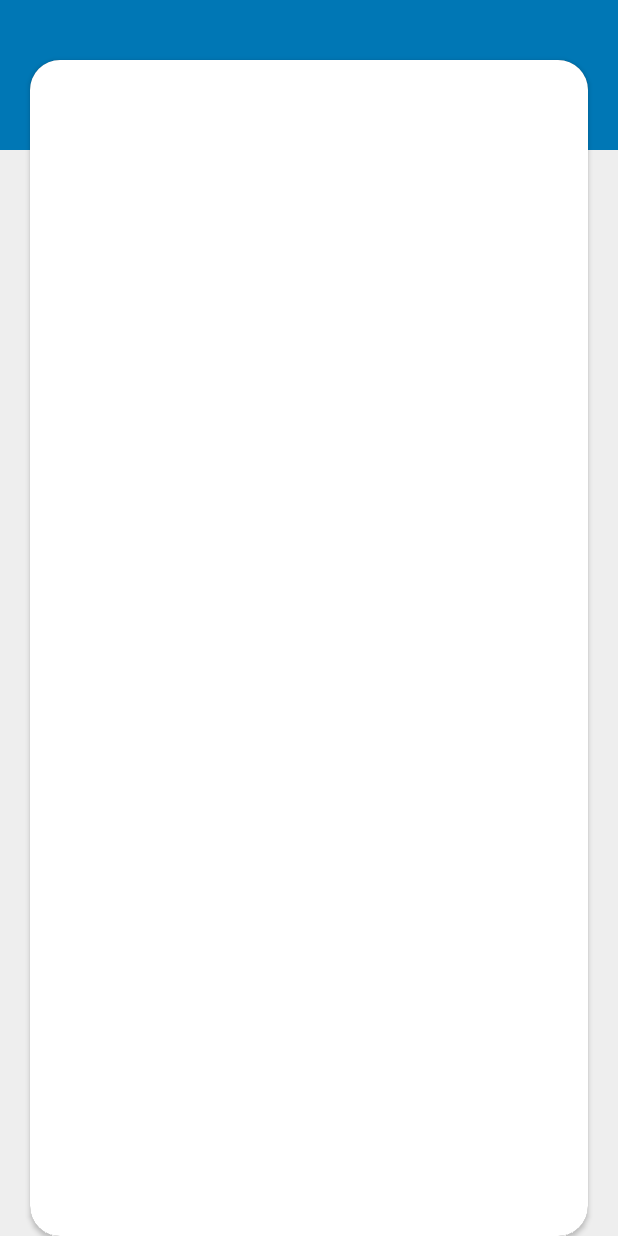
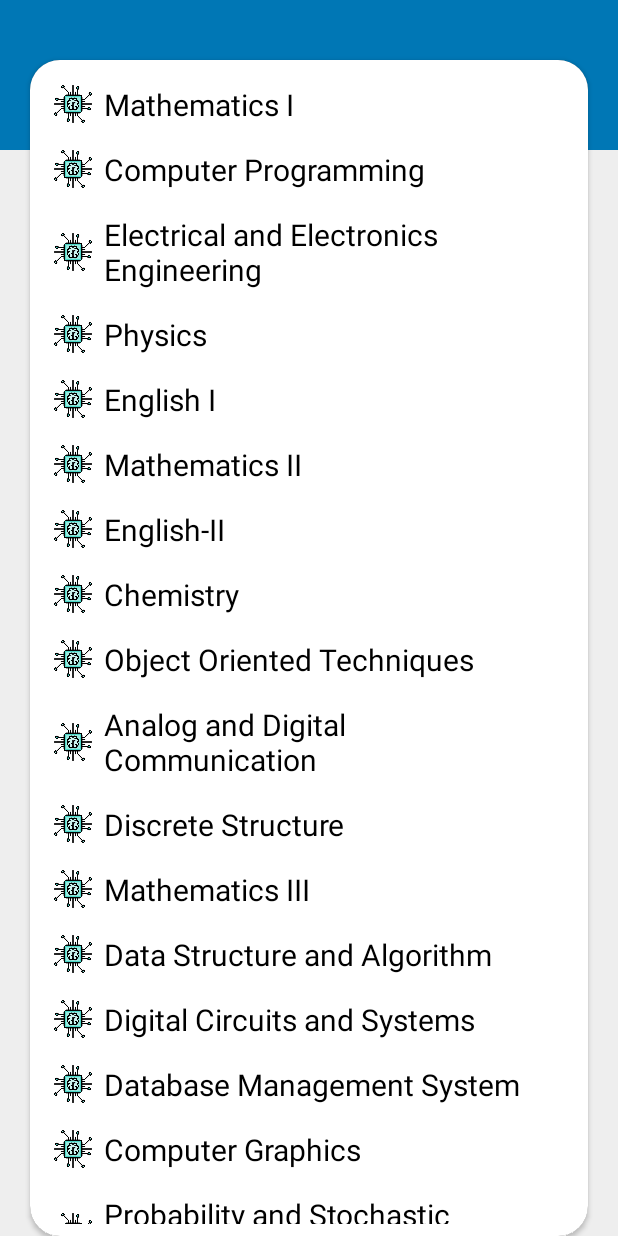
Before and after one commit to samyak-uttam/NSUT-Resources, an Android app: the screen it shows after launch (onNavItemsSelected), after a tap on "IT", on a phone screen of 412 x 824 dp. Run offline under Robolectric (Android 15) with nearby library versions, the phone set to English and light mode, and no system bars.

Commit message:
subject adpater implemented and few minor changes

```diff
--- a/app/src/main/java/com/example/nsutallin1/Activity/NoticesActivity.java
+++ b/app/src/main/java/com/example/nsutallin1/Activity/NoticesActivity.java
@@ -44,9 +44,9 @@ public class NoticesActivity extends AppCompatActivity implements LoaderCallback
         notices = new ArrayList<>();
 
         mRecyclerView = findViewById(R.id.notices_rec_view);
-        mRecyclerView.setLayoutManager(new LinearLayoutManager(NoticesActivity.this));
+        mRecyclerView.setLayoutManager(new LinearLayoutManager(this));
 
-        mEmptyStateTextView =(TextView) findViewById(R.id.empty_list_view);
+        mEmptyStateTextView = findViewById(R.id.empty_list_view);
 
         mNoticeAdapter = new NoticeAdapter(notices, this);
         mRecyclerView.setAdapter(mNoticeAdapter);
--- a/app/src/main/java/com/example/nsutallin1/Activity/onNavItemsSelected.java
+++ b/app/src/main/java/com/example/nsutallin1/Activity/onNavItemsSelected.java
@@ -9,40 +9,168 @@ import androidx.recyclerview.widget.LinearLayoutManager;
 import androidx.recyclerview.widget.RecyclerView;
 
 
+import com.example.nsutallin1.Adapter.SubjectAdapter;
 import com.example.nsutallin1.Class.Data;
+import com.example.nsutallin1.Class.Subject;
 import com.example.nsutallin1.R;
 
 import java.util.ArrayList;
 
 public class onNavItemsSelected extends AppCompatActivity {
 
-    String selectedBranch;
-    String navSelection;
+    private String selectedBranch;
+    private String navSelection;
+    private SubjectAdapter mAdapter;
+    private RecyclerView mRecyclerView;
+
+    private static ArrayList<Subject> coeSubs, itSubs, eceSubs, iceSubs, meSubs, mpaeSubs, btSubs;
+
     @Override
     protected void onCreate(Bundle savedInstanceState) {
         super.onCreate(savedInstanceState);
 
         setContentView(R.layout.on_nav_items_selected);
 
-        Intent intent=getIntent();
-        if (intent.hasExtra("barnchName") && intent.hasExtra("navSelectedItem"))
-        {
-            selectedBranch=intent.getStringExtra("branchName");
-            navSelection=intent.getStringExtra("navSelectedItem");
+        coeSubs = new ArrayList<>();
+        itSubs = new ArrayList<>();
+        eceSubs = new ArrayList<>();
+        iceSubs = new ArrayList<>();
+        meSubs = new ArrayList<>();
+        mpaeSubs = new ArrayList<>();
+        btSubs = new ArrayList<>();
+
+        assignSubjects();
+
+        Intent intent = getIntent();
+        if (intent.hasExtra("branchName") && intent.hasExtra("navSelectedItem")) {
+            selectedBranch = intent.getStringExtra("branchName");
+            navSelection = intent.getStringExtra("navSelectedItem");
         }
 
-        RecyclerView RecyclerView_notes=findViewById(R.id.rv_notes);
-        LinearLayoutManager linearLayoutManager;
-        linearLayoutManager = new LinearLayoutManager(this);
-        RecyclerView_notes.setLayoutManager(linearLayoutManager);
+        mRecyclerView = findViewById(R.id.rv_notes);
+        mRecyclerView.setLayoutManager(new LinearLayoutManager(this));
+
+        switch (selectedBranch) {
+            case "COE":
+                mAdapter = new SubjectAdapter(coeSubs, this);
+                break;
+            case "IT":
+                mAdapter = new SubjectAdapter(itSubs, this);
+                break;
+            case "ECE":
+                mAdapter = new SubjectAdapter(eceSubs, this);
+                break;
+            case "ICE":
+                mAdapter = new SubjectAdapter(iceSubs, this);
+                break;
+            case "ME":
+                mAdapter = new SubjectAdapter(meSubs, this);
+                break;
+            case "MPAE":
+                mAdapter = new SubjectAdapter(mpaeSubs, this);
+                break;
+            case "BT":
+                mAdapter = new SubjectAdapter(btSubs, this);
+                break;
+        }
+        mRecyclerView.setAdapter(mAdapter);
+    }
+
+    private void assignSubjects() {
+        eceSubs.add(new Subject("Mathematics I"));
+        eceSubs.add(new Subject("Computer Programming"));
+        eceSubs.add(new Subject("Electrical and Electronics Engineering"));
+        eceSubs.add(new Subject("Physics"));
+        eceSubs.add(new Subject("English I"));
+
+        eceSubs.add(new Subject("Mathematics II"));
+        eceSubs.add(new Subject("English II"));
+        eceSubs.add(new Subject("Electronic Engineering"));
+        eceSubs.add(new Subject("Electronics I"));
+        eceSubs.add(new Subject("Digital Circuits and Systems"));
+        eceSubs.add(new Subject("Electrical Machines"));
+
+        eceSubs.add(new Subject("Mathematics III"));
+        eceSubs.add(new Subject("Electronics II"));
+        eceSubs.add(new Subject("Network Analysis and Synthesis"));
+        eceSubs.add(new Subject("Signal and Systems"));
+        eceSubs.add(new Subject("Electromagnetic Field Theory"));
+
+        eceSubs.add(new Subject("Linear Integrated Circuits"));
+        eceSubs.add(new Subject("Data Structures"));
+        eceSubs.add(new Subject("Transmission lines and Waveguides"));
+        eceSubs.add(new Subject("Probability Theory and Communication"));
+        eceSubs.add(new Subject("Control Systems"));
+        eceSubs.add(new Subject("Digital Signal Processing"));
+        eceSubs.add(new Subject("Digital Communication"));
+        eceSubs.add(new Subject("Microprocessor and its applications"));
+        eceSubs.add(new Subject("Antenna and Wave Propagation"));
+        eceSubs.add(new Subject("Microwave Engineering"));
+        eceSubs.add(new Subject("VLSI"));
+        eceSubs.add(new Subject("Computer Networks"));
 
 
-        RecyclerView_notes.setHasFixedSize(true);
+        coeSubs.add(new Subject("Mathematics I"));
+        coeSubs.add(new Subject("Computer Programming"));
+        coeSubs.add(new Subject("Electrical and Electronics Engineering"));
+        coeSubs.add(new Subject("Physics"));
+        coeSubs.add(new Subject("English I"));
 
-        ArrayList<Data> data = new ArrayList<>();
+        coeSubs.add(new Subject("Mathematics II"));
+        coeSubs.add(new Subject("English-II"));
+        coeSubs.add(new Subject("Discrete Structures"));
+        coeSubs.add(new Subject("Data Structures"));
+        coeSubs.add(new Subject("Digital Logic Design"));
+        coeSubs.add(new Subject("Analog and Digital Communication"));
+        coeSubs.add(new Subject("Design and Analysis of Algorithms"));
+        coeSubs.add(new Subject("Database Management Systems"));
+        coeSubs.add(new Subject("Object Orientation"));
+        coeSubs.add(new Subject("Computer Architecture and Organization"));
+        coeSubs.add(new Subject("Analog Electronics"));
+        coeSubs.add(new Subject("Microprocessors"));
+        coeSubs.add(new Subject("Software Engineering"));
+        coeSubs.add(new Subject("Computer Graphics"));
+        coeSubs.add(new Subject("Computer Networking"));
+        coeSubs.add(new Subject("Operating Systems"));
+        coeSubs.add(new Subject("Theory of Computation"));
+        coeSubs.add(new Subject("High Performance Computing"));
+        coeSubs.add(new Subject("Compiler Construction"));
+        coeSubs.add(new Subject("Modeling and Simulation"));
+        coeSubs.add(new Subject("Computer Control Systems"));
+        coeSubs.add(new Subject("IT Law and Ethics"));
+        coeSubs.add(new Subject("Open Source Technologies"));
 
-// TODO Populate the adapter please
-        RecyclerView_notes.setHasFixedSize(true);
-        //RecyclerView_notes.setAdapter(dataAdapter);
+
+        itSubs.add(new Subject("Mathematics I"));
+        itSubs.add(new Subject("Computer Programming"));
+        itSubs.add(new Subject("Electrical and Electronics Engineering"));
+        itSubs.add(new Subject("Physics"));
+        itSubs.add(new Subject("English I"));
+
+        itSubs.add(new Subject("Mathematics II"));
+        itSubs.add(new Subject("English-II"));
+        itSubs.add(new Subject("Chemistry"));
+        itSubs.add(new Subject("Object Oriented Techniques"));
+        itSubs.add(new Subject("Analog and Digital Communication"));
+        itSubs.add(new Subject("Discrete Structure"));
+
+        itSubs.add(new Subject("Mathematics III"));
+        itSubs.add(new Subject("Data Structure and Algorithm"));
+        itSubs.add(new Subject("Digital Circuits and Systems"));
+        itSubs.add(new Subject("Database Management System"));
+        itSubs.add(new Subject("Computer Graphics"));
+        itSubs.add(new Subject("Probability and Stochastic Processes"));
+        itSubs.add(new Subject("Operating System"));
+        itSubs.add(new Subject("Computer System Architecture"));
+        itSubs.add(new Subject("Computer Networks"));
+        itSubs.add(new Subject("Software Engineering"));
+        itSubs.add(new Subject("Multimedia & Applications"));
+        itSubs.add(new Subject("Theory of Computation"));
+        itSubs.add(new Subject("Design And Analysis of Algorithm"));
+        itSubs.add(new Subject("Linux/Unix Lab"));
+        itSubs.add(new Subject("Internet and Web Engineering"));
+        itSubs.add(new Subject("Compiler and Translator Design"));
+        itSubs.add(new Subject("Modeling and Simulation"));
+
     }
 }
--- a/app/src/main/java/com/example/nsutallin1/Adapter/BranchAdapter.java
+++ b/app/src/main/java/com/example/nsutallin1/Adapter/BranchAdapter.java
@@ -68,7 +68,7 @@ public class BranchAdapter extends RecyclerView.Adapter<BranchAdapter.BranchView
     @Override
     public BranchViewHolder onCreateViewHolder(@NonNull ViewGroup parent, int viewType) {
 
-        View view = LayoutInflater.from(parent.getContext()).inflate(R.layout.collegeactivity_viewholder, parent, false);
+        View view = LayoutInflater.from(parent.getContext()).inflate(R.layout.branch_viewholder, parent, false);
         return new BranchViewHolder(view);
     }
 
--- a/app/src/main/java/com/example/nsutallin1/Adapter/NoticeAdapter.java
+++ b/app/src/main/java/com/example/nsutallin1/Adapter/NoticeAdapter.java
@@ -78,9 +78,9 @@ public class NoticeAdapter extends RecyclerView.Adapter<NoticeAdapter.NoticeView
         public NoticeViewHolder(@NonNull View itemView) {
             super(itemView);
             rootView = itemView;
-            subject = (TextView) itemView.findViewById(R.id.subject);
-            pubDate = (TextView) itemView.findViewById(R.id.published_on);
-            pubBy = (TextView) itemView.findViewById(R.id.published_by);
+            subject = itemView.findViewById(R.id.subject);
+            pubDate = itemView.findViewById(R.id.published_on);
+            pubBy = itemView.findViewById(R.id.published_by);
         }
     }
 }
--- /dev/null
+++ b/app/src/main/java/com/example/nsutallin1/Adapter/SubjectAdapter.java
@@ -0,0 +1,60 @@
+package com.example.nsutallin1.Adapter;
+
+import android.content.Context;
+import android.view.LayoutInflater;
+import android.view.View;
+import android.view.ViewGroup;
+import android.widget.ImageView;
+import android.widget.TextView;
+
+import androidx.annotation.NonNull;
+import androidx.recyclerview.widget.RecyclerView;
+
+import com.example.nsutallin1.Class.Subject;
+import com.example.nsutallin1.R;
+
+import java.util.ArrayList;
+
+public class SubjectAdapter extends RecyclerView.Adapter<SubjectAdapter.SubjectViewHolder> {
+
+    private ArrayList<Subject> mSubjects;
+
+    public SubjectAdapter(ArrayList<Subject> mSubjects, Context context) {
+        this.mSubjects = mSubjects;
+    }
+
+    @NonNull
+    @Override
+    public SubjectViewHolder onCreateViewHolder(@NonNull ViewGroup parent, int viewType) {
+        View view = LayoutInflater.from(parent.getContext()).inflate(R.layout.subject_item, parent, false);
+        return new SubjectViewHolder(view);
+    }
+
+    @Override
+    public void onBindViewHolder(@NonNull SubjectViewHolder holder, int position) {
+        final Subject subject = mSubjects.get(position);
+
+        holder.branchImage.setImageResource(R.drawable.ece);
+        holder.subjectName.setText(subject.getSubjectName());
+    }
+
+    @Override
+    public int getItemCount() {
+        return mSubjects.size();
+    }
+
+    public class SubjectViewHolder extends RecyclerView.ViewHolder {
+
+        TextView subjectName;
+        ImageView branchImage;
+
+        View rootView;
+
+        public SubjectViewHolder(@NonNull View itemView) {
+            super(itemView);
+            rootView = itemView;
+            subjectName = itemView.findViewById(R.id.subject_name);
+            branchImage = itemView.findViewById(R.id.branch_image);
+        }
+    }
+}
--- /dev/null
+++ b/app/src/main/java/com/example/nsutallin1/Class/Subject.java
@@ -0,0 +1,14 @@
+package com.example.nsutallin1.Class;
+
+public class Subject {
+
+    private String subjectName;
+
+    public Subject(String subjectName) {
+        this.subjectName = subjectName;
+    }
+
+    public String getSubjectName() {
+        return subjectName;
+    }
+}
--- a/app/src/main/java/com/example/nsutallin1/Fragments/SyllabusFragment.java
+++ b/app/src/main/java/com/example/nsutallin1/Fragments/SyllabusFragment.java
@@ -29,7 +29,7 @@ public class SyllabusFragment extends Fragment {
     @Override
     public View onCreateView(@NonNull LayoutInflater inflater, @Nullable ViewGroup container, @Nullable Bundle savedInstanceState) {
 
-        View rootView=inflater.inflate(R.layout.activity_syllabus,container,false);
+        View rootView = inflater.inflate(R.layout.activity_syllabus, container, false);
 
         syllabi = new ArrayList<>();
 
@@ -44,7 +44,7 @@ public class SyllabusFragment extends Fragment {
         mRecyclerView = rootView.findViewById(R.id.syllabus_rec_view);
         mRecyclerView.setLayoutManager(new LinearLayoutManager(getContext()));
 
-        mAdapter = new SyllabusAdapter(syllabi,getContext());
+        mAdapter = new SyllabusAdapter(syllabi, getContext());
         mRecyclerView.setAdapter(mAdapter);
 
         return rootView;
--- a/app/src/main/res/layout/activity_syllabus.xml
+++ b/app/src/main/res/layout/activity_syllabus.xml
@@ -2,11 +2,9 @@
 <androidx.recyclerview.widget.RecyclerView
     android:id="@+id/syllabus_rec_view"
     xmlns:android="http://schemas.android.com/apk/res/android"
-    xmlns:tools="http://schemas.android.com/tools"
     android:layout_width="match_parent"
     android:layout_height="match_parent"
     android:padding="8dp"
-    android:background="@drawable/bakgrnd"
-    tools:context=".Activity.SyllabusFragment">
+    android:background="@drawable/bakgrnd">
 
 </androidx.recyclerview.widget.RecyclerView>
--- a/app/src/main/res/layout/on_nav_items_selected.xml
+++ b/app/src/main/res/layout/on_nav_items_selected.xml
@@ -1,37 +1,37 @@
 <?xml version="1.0" encoding="utf-8"?>
 <RelativeLayout xmlns:android="http://schemas.android.com/apk/res/android"
+    xmlns:app="http://schemas.android.com/apk/res-auto"
     xmlns:tools="http://schemas.android.com/tools"
     android:layout_width="match_parent"
     android:layout_height="match_parent"
-    xmlns:app="http://schemas.android.com/apk/res-auto"
     android:background="@color/baige">
 
     <TextView
         android:id="@+id/bgColor"
         android:layout_width="match_parent"
         android:layout_height="100dp"
-        android:background="@color/navcolor"/>
+        android:background="@color/navcolor" />
 
     <androidx.cardview.widget.CardView
         android:layout_width="match_parent"
         android:layout_height="match_parent"
+        android:layout_centerHorizontal="true"
+        android:layout_marginLeft="20dp"
         android:layout_marginTop="40dp"
         android:layout_marginRight="20dp"
-        android:layout_marginLeft="20dp"
-        app:cardCornerRadius="20dp"
-        android:layout_centerHorizontal="true"
-        android:background="@color/white">
+        android:background="@color/white"
+        app:cardCornerRadius="20dp">
 
         <LinearLayout
             android:layout_width="match_parent"
             android:layout_height="match_parent"
             android:background="@color/white">
 
-
             <androidx.recyclerview.widget.RecyclerView
                 android:id="@+id/rv_notes"
                 android:layout_width="match_parent"
-        android:layout_height="wrap_content" />
+                android:layout_height="wrap_content"
+                android:padding="8dp"/>
         </LinearLayout>
     </androidx.cardview.widget.CardView>
 
--- /dev/null
+++ b/app/src/main/res/layout/subject_item.xml
@@ -0,0 +1,24 @@
+<?xml version="1.0" encoding="utf-8"?>
+<LinearLayout xmlns:android="http://schemas.android.com/apk/res/android"
+    xmlns:tools="http://schemas.android.com/tools"
+    android:layout_width="match_parent"
+    android:layout_height="wrap_content"
+    android:orientation="horizontal"
+    android:padding="8dp">
+
+    <ImageView
+        android:id="@+id/branch_image"
+        android:layout_width="25dp"
+        android:layout_height="25dp"
+        android:layout_gravity="center"
+        android:layout_marginRight="8dp"
+        tools:src="@drawable/coe" />
+
+    <TextView
+        android:id="@+id/subject_name"
+        android:layout_width="wrap_content"
+        android:layout_height="wrap_content"
+        android:textColor="@color/black"
+        android:textSize="20sp"
+        tools:text="Data Structures and algorithms" />
+</LinearLayout>
```
Also changed, not shown: app/src/main/java/com/example/nsutallin1/Fragments/CollegeFragment.java (+26 -35 lines), app/src/main/res/layout/activity_college.xml (+6 -9 lines), app/src/main/res/layout/activity_ims.xml (+16 -14 lines), app/src/main/res/layout/activity_main.xml (+7 -8 lines), app/src/main/res/layout/activity_student_login.xml (+7 -7 lines), app/src/main/res/layout/branch_viewholder.xml (added, +56 -0 lines), app/src/main/res/layout/collegeactivity_viewholder.xml (deleted, +0 -58 lines), app/src/main/res/layout/fragment_view_holder.xml (+4 -7 lines), app/src/main/res/layout/notices_item.xml (+18 -11 lines), app/src/main/res/layout/syllabus_item.xml (+7 -6 lines). Lines whose indentation alone changed are shown as unchanged.
